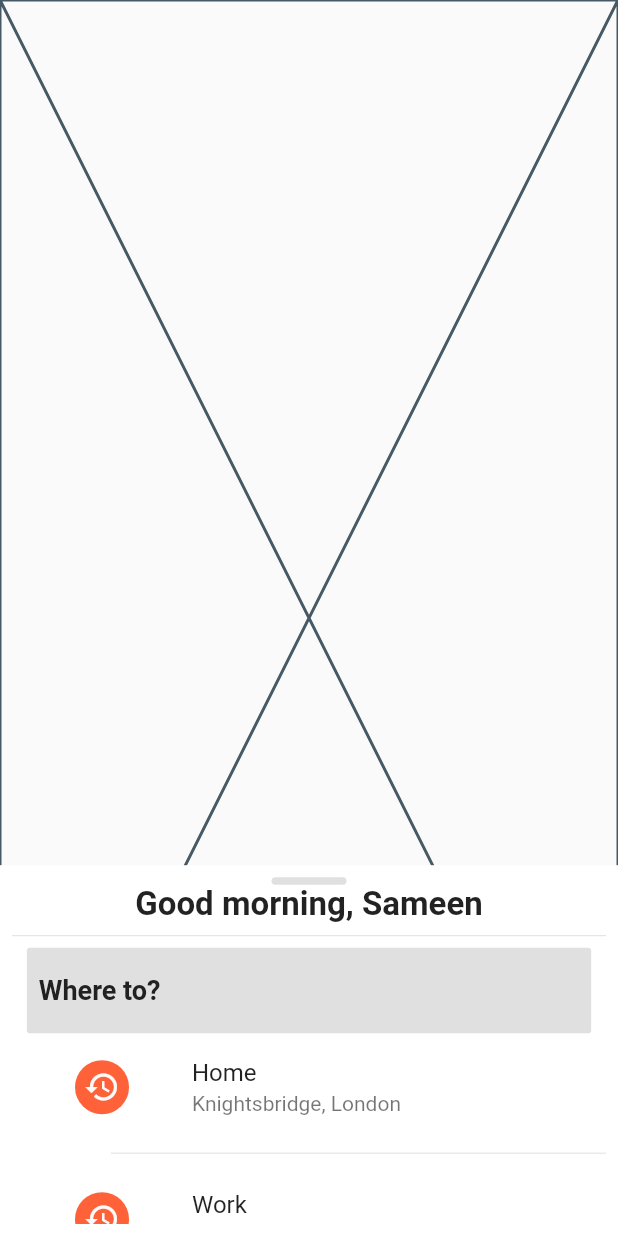
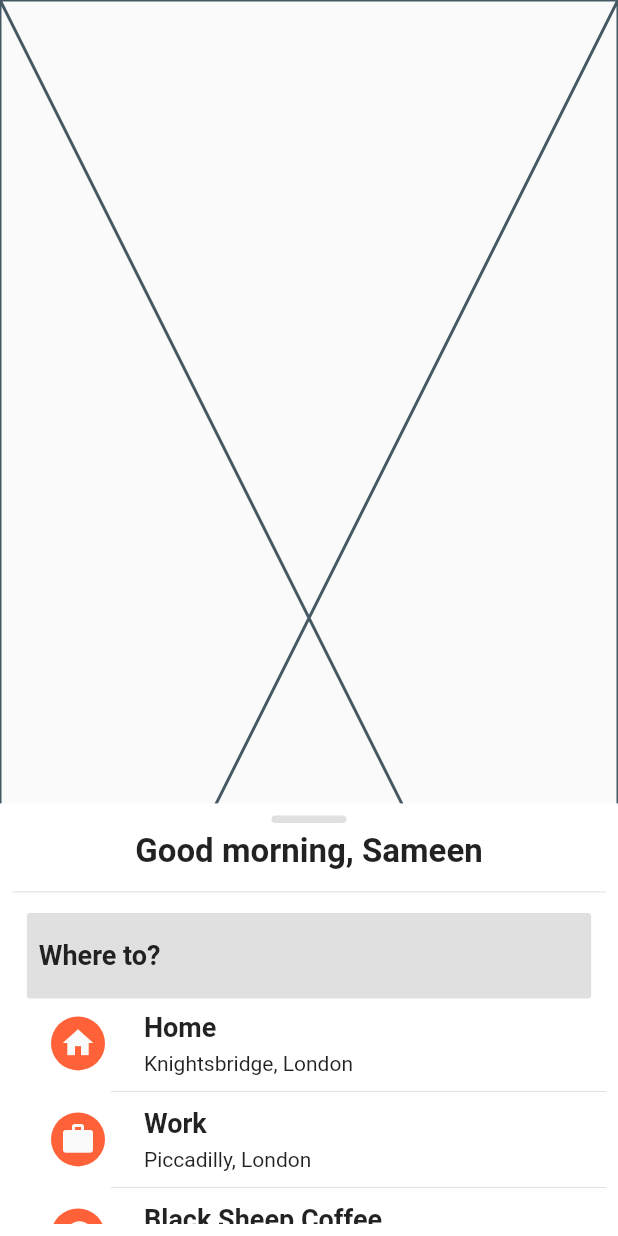
Before and after one commit to samisnotinsane/flutter-bites, a Flutter app: the screen it shows after launch, on a phone screen of 412 x 824 dp. Run offline on Flutter 3.47's test engine with Material 2 defaults, Android fonts, the phone set to English and light mode, and no system bars.

Commit message:
Refactor recent dest tile.

```diff
--- a/geo_maps/lib/main.dart
+++ b/geo_maps/lib/main.dart
@@ -20,9 +20,9 @@ class MyApp extends StatelessWidget {
           children: <Widget>[
             Placeholder(),
             DraggableScrollableSheet(
-              initialChildSize: 0.3,
+              initialChildSize: 0.35,
               minChildSize: 0.1,
-              maxChildSize: 0.3,
+              maxChildSize: 0.4,
               builder: (context, scrollController) {
                 return Container(
                   padding: EdgeInsets.all(8.0),
--- a/geo_maps/lib/widgets/where_to_recent_dest_list.dart
+++ b/geo_maps/lib/widgets/where_to_recent_dest_list.dart
@@ -1,15 +1,14 @@
 import 'package:flutter/material.dart';
 
 import '../model/destination.dart';
+import 'where_to_recent_dest_tile.dart';
 
 class WhereToRecentDestList extends StatelessWidget {
   const WhereToRecentDestList({
-    Key key,
-    @required List<Destination> destinations,
-  })  : _destinations = destinations,
-        super(key: key);
+    @required this.destinations,
+  });
 
-  final List<Destination> _destinations;
+  final List<Destination> destinations;
 
   @override
   Widget build(BuildContext context) {
@@ -22,18 +21,9 @@ class WhereToRecentDestList extends StatelessWidget {
           // 16% of screen width
           indent: MediaQuery.of(context).size.width * 0.16,
         ),
-        itemBuilder: (context, index) => ListTile(
-          leading: RawMaterialButton(
-            onPressed: null,
-            shape: CircleBorder(),
-            fillColor: Theme.of(context).accentColor,
-            elevation: 0.2,
-            child: Icon(Icons.history, color: Theme.of(context).canvasColor),
-          ),
-          title: Text(_destinations[index].title),
-          subtitle: Text(_destinations[index].address),
-        ),
-        itemCount: _destinations.length,
+        itemBuilder: (context, index) =>
+            WhereToRecentDestTile(destination: destinations[index]),
+        itemCount: destinations.length,
       ),
     );
   }
--- /dev/null
+++ b/geo_maps/lib/widgets/where_to_recent_dest_tile.dart
@@ -0,0 +1,61 @@
+import 'package:flutter/material.dart';
+
+import '../model/destination.dart';
+
+class WhereToRecentDestTile extends StatelessWidget {
+  const WhereToRecentDestTile({
+    @required this.destination,
+  });
+
+  final Destination destination;
+
+  @override
+  Widget build(BuildContext context) {
+    return Row(
+      mainAxisAlignment: MainAxisAlignment.start,
+      children: <Widget>[
+        RawMaterialButton(
+          onPressed: null,
+          shape: CircleBorder(),
+          fillColor: Theme.of(context).accentColor,
+          elevation: 0.2,
+          child: destination.title.toUpperCase() == 'HOME'
+              ? Icon(
+                  Icons.home,
+                  color: Theme.of(context).canvasColor,
+                )
+              : destination.title.toUpperCase() == 'WORK'
+                  ? Icon(
+                      Icons.work,
+                      color: Theme.of(context).canvasColor,
+                    )
+                  : Icon(
+                      Icons.history,
+                      color: Theme.of(context).canvasColor,
+                    ),
+        ),
+        Column(
+          crossAxisAlignment: CrossAxisAlignment.start,
+          children: <Widget>[
+            Text(
+              destination.title,
+              style: TextStyle(
+                fontSize: 18.0,
+                fontWeight: FontWeight.bold,
+              ),
+            ),
+            SizedBox(
+              height: 6.0,
+            ),
+            Text(
+              destination.address,
+              style: TextStyle(
+                fontSize: 14.0,
+              ),
+            ),
+          ],
+        ),
+      ],
+    );
+  }
+}
--- a/geo_maps/lib/widgets/where_to_sheet.dart
+++ b/geo_maps/lib/widgets/where_to_sheet.dart
@@ -50,6 +50,9 @@ class _WhereToSheetState extends State<WhereToSheet> {
             borderRadius: BorderRadius.circular(5.0),
           ),
         ),
+        SizedBox(
+          height: 6.0,
+        ),
         Text(
           // Greeting
           'Good morning, Sameen',
@@ -58,11 +61,20 @@ class _WhereToSheetState extends State<WhereToSheet> {
             fontWeight: FontWeight.bold,
           ),
         ),
+        SizedBox(
+          height: 6.0,
+        ),
         Divider(
           color: Theme.of(context).dividerColor,
         ),
+        SizedBox(
+          height: 6.0,
+        ),
         WhereToButton(
           onPressedHandler: () {},
+        ),
+        SizedBox(
+          height: 6.0,
         ),
         WhereToRecentDestList(
           destinations: _destinations,
```
